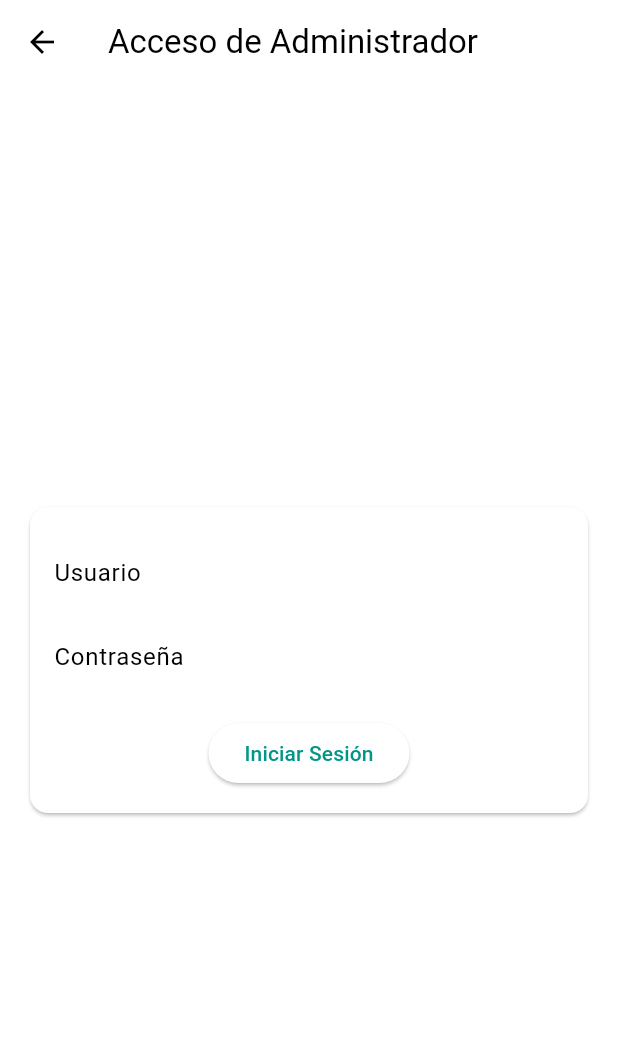
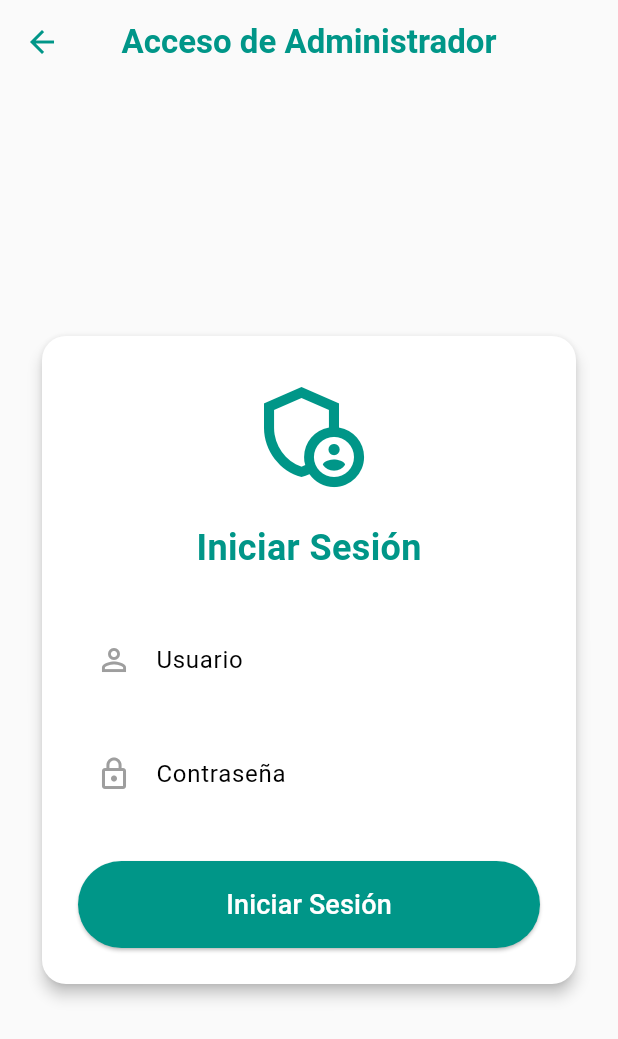
Before and after one commit to JoseFranciscoNavaR/JerceriaApp, a Flutter app: the screen it shows after launch, after a tap on the "admin panel settings" icon, on a phone screen of 412 x 824 dp. Shown: the top 1039 px of the screen. Run offline on Flutter 3.47's test engine with Material 3 defaults, Android fonts, the phone set to English and light mode, and no system bars; our stand-ins replace badges, hive, hive_flutter, shared_preferences; accounts and stored records are empty.

Commit message:
Jarceria v1.1.2 Login

```diff
--- a/lib/screens/admin/admin_login_screen.dart
+++ b/lib/screens/admin/admin_login_screen.dart
@@ -1,6 +1,6 @@
 
 import 'package:flutter/material.dart';
-import './admin_panel_screen.dart'; // 1. Importar el panel de admin
+import './admin_panel_screen.dart';
 
 class AdminLoginScreen extends StatefulWidget {
   @override
@@ -18,13 +18,15 @@ class _AdminLoginScreenState extends State<AdminLoginScreen> {
       _formKey.currentState?.save();
 
       if (_username == 'admin' && _password == 'admin') {
-        // 2. Navegar al panel de admin
         Navigator.of(context).pushReplacement(
           MaterialPageRoute(builder: (context) => AdminPanelScreen()),
         );
       } else {
         ScaffoldMessenger.of(context).showSnackBar(
-          SnackBar(content: Text('Usuario o contraseña incorrectos')),
+          SnackBar(
+            content: Text('Usuario o contraseña incorrectos'),
+            backgroundColor: Theme.of(context).colorScheme.error,
+          ),
         );
       }
     }
@@ -33,20 +35,45 @@ class _AdminLoginScreenState extends State<AdminLoginScreen> {
   @override
   Widget build(BuildContext context) {
     return Scaffold(
+      backgroundColor: Colors.grey[50],
       appBar: AppBar(
-        title: Text('Acceso de Administrador'),
+        title: Text('Acceso de Administrador', style: TextStyle(fontWeight: FontWeight.bold)),
+        centerTitle: true,
+        elevation: 0,
+        backgroundColor: Colors.transparent,
+        foregroundColor: Theme.of(context).colorScheme.primary,
       ),
       body: Center(
-        child: Card(
-          margin: EdgeInsets.all(20),
         child: SingleChildScrollView(
           child: Padding(
-              padding: EdgeInsets.all(16),
+            padding: const EdgeInsets.all(24.0),
+            child: Card(
+              elevation: 4,
+              shape: RoundedRectangleBorder(
+                borderRadius: BorderRadius.circular(16),
+              ),
+              child: Padding(
+                padding: const EdgeInsets.all(24.0),
                 child: Form(
                   key: _formKey,
                   child: Column(
                     mainAxisSize: MainAxisSize.min,
                     children: <Widget>[
+                      Icon(
+                        Icons.admin_panel_settings_outlined,
+                        size: 80,
+                        color: Theme.of(context).colorScheme.primary,
+                      ),
+                      SizedBox(height: 20),
+                      Text(
+                        'Iniciar Sesión',
+                        style: TextStyle(
+                          fontSize: 24,
+                          fontWeight: FontWeight.bold,
+                          color: Theme.of(context).colorScheme.primary,
+                        ),
+                      ),
+                      SizedBox(height: 30),
                       TextFormField(
                         key: ValueKey('username'),
                         validator: (value) {
@@ -58,8 +85,18 @@ class _AdminLoginScreenState extends State<AdminLoginScreen> {
                         onSaved: (value) {
                           _username = value!;
                         },
-                      decoration: InputDecoration(labelText: 'Usuario'),
+                        decoration: InputDecoration(
+                          hintText: 'Usuario',
+                          prefixIcon: Icon(Icons.person_outline, color: Colors.grey),
+                          filled: true,
+                          fillColor: Colors.white,
+                          border: OutlineInputBorder(
+                            borderRadius: BorderRadius.circular(30.0),
+                            borderSide: BorderSide.none,
                           ),
+                        ),
+                      ),
+                      SizedBox(height: 20),
                       TextFormField(
                         key: ValueKey('password'),
                         validator: (value) {
@@ -71,15 +108,38 @@ class _AdminLoginScreenState extends State<AdminLoginScreen> {
                         onSaved: (value) {
                           _password = value!;
                         },
-                      decoration: InputDecoration(labelText: 'Contraseña'),
                         obscureText: true,
+                        decoration: InputDecoration(
+                          hintText: 'Contraseña',
+                          prefixIcon: Icon(Icons.lock_outline, color: Colors.grey),
+                          filled: true,
+                          fillColor: Colors.white,
+                          border: OutlineInputBorder(
+                            borderRadius: BorderRadius.circular(30.0),
+                            borderSide: BorderSide.none,
                           ),
-                    SizedBox(height: 12),
-                    ElevatedButton(
+                        ),
+                      ),
+                      SizedBox(height: 30),
+                      SizedBox(
+                        width: double.infinity,
+                        child: ElevatedButton(
                           onPressed: _tryLogin,
-                      child: Text('Iniciar Sesión'),
+                          child: Text(
+                            'Iniciar Sesión',
+                            style: TextStyle(fontSize: 18, color: Colors.white),
+                          ),
+                          style: ElevatedButton.styleFrom(
+                            backgroundColor: Theme.of(context).colorScheme.primary,
+                            padding: EdgeInsets.symmetric(vertical: 16),
+                            shape: RoundedRectangleBorder(
+                              borderRadius: BorderRadius.circular(30),
+                            ),
+                          ),
+                        ),
                       ),
                     ],
+                  ),
                 ),
               ),
             ),
```
Lines whose indentation alone changed are shown as unchanged.
